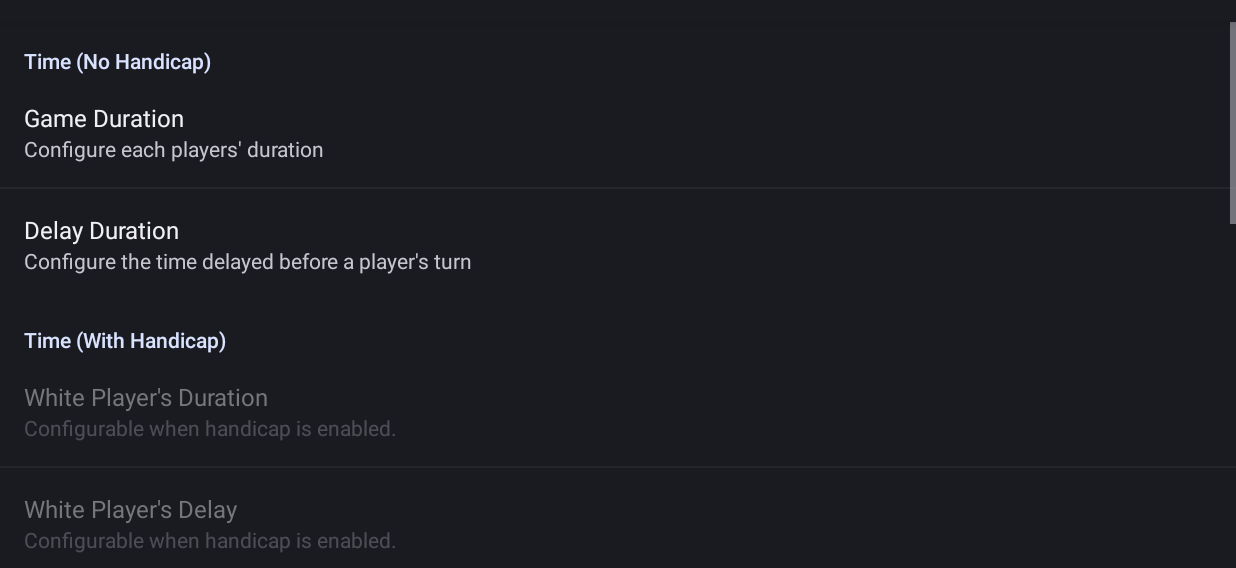
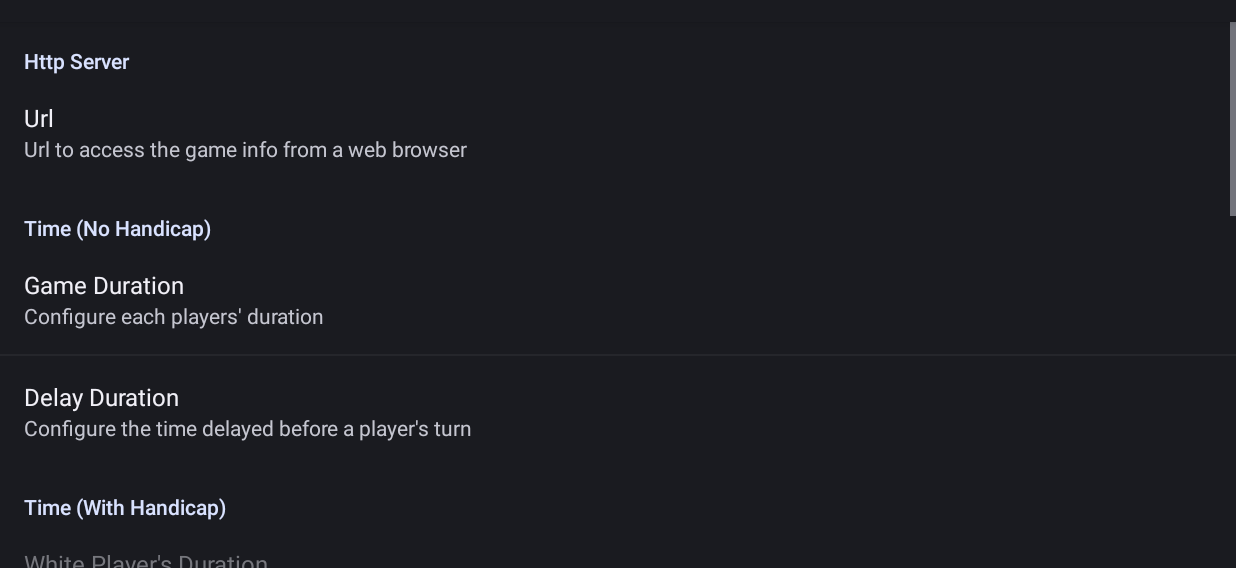
Before and after one commit to keannan5390/game-clock, an Android app: the screen it shows after launch (OptionsMenu), after a tap on "Options", on a phone screen of 824 x 412 dp (held sideways), the part 50-618 px from its top. Run offline under Robolectric (Android 15) with nearby library versions, the phone set to English and light mode, and no system bars; libraries missing offline, so code that uses them is left out: fi.iki.elonen; pictures from the network do not load; 1 statement that could not run was skipped.

Commit message:
serve game timer over http

```diff
--- a/app/src/main/AndroidManifest.xml
+++ b/app/src/main/AndroidManifest.xml
@@ -9,6 +9,11 @@ android:versionName="3.0.2" android:versionCode="12">
     <uses-sdk android:minSdkVersion="8" />
 
     <!--  Application's activities -->
+    <uses-permission android:name="android.permission.INTERNET" />
+    <uses-permission android:name="android.permission.ACCESS_NETWORK_STATE" />
+    <uses-permission android:name="android.permission.ACCESS_WIFI_STATE" />
+    <uses-permission android:name="android.permission.WRITE_EXTERNAL_STORAGE" />
+
     <application android:icon="@drawable/icon"
     android:label="@string/app_name">
 
--- a/app/src/main/java/org/brutaldamage/chessclock/MainActivity.java
+++ b/app/src/main/java/org/brutaldamage/chessclock/MainActivity.java
@@ -27,17 +27,24 @@
 package org.brutaldamage.chessclock;
 
 import android.app.Activity;
+import android.content.BroadcastReceiver;
+import android.content.Context;
 import android.content.Intent;
+import android.content.IntentFilter;
 import android.content.SharedPreferences;
 import android.graphics.Typeface;
 import android.media.AudioManager;
 import android.media.SoundPool;
+import android.net.ConnectivityManager;
+import android.net.NetworkInfo;
+import android.net.wifi.WifiManager;
 import android.os.Bundle;
 import android.preference.PreferenceManager;
 import android.support.v7.app.AppCompatActivity;
 import android.widget.TextView;
 
 import org.brutaldamage.chessclock.R;
+import org.brutaldamage.chessclock.http.AndroidHttpServer;
 import org.brutaldamage.chessclock.menus.OptionsMenu;
 import org.brutaldamage.chessclock.menus.TimersMenu;
 
@@ -88,6 +95,14 @@ public class MainActivity extends Activity {
 
         // Create sound pool
         this.setupSoundEffects();
+
+		// START WEB SERVER
+		setIpAccess();
+
+		startAndroidWebServer();
+
+		// INIT BROADCAST RECEIVER TO LISTEN NETWORK STATE CHANGED
+		initBroadcastReceiverNetworkStateChanged();
     }
 
 	/**
@@ -223,4 +238,80 @@ public class MainActivity extends Activity {
 		    mSoundID = mSoundPlayer.load(this, R.raw.snap, 1);
 		}
 	}
+
+	//region Http Server Stuff
+
+	private AndroidHttpServer androidWebServer;
+	private static boolean isStarted = false;
+	private static final int DEFAULT_PORT = 8080;
+	private BroadcastReceiver broadcastReceiverNetworkState;
+
+
+	//region Start And Stop AndroidWebServer
+	private boolean startAndroidWebServer() {
+		if (!isStarted) {
+			int port = DEFAULT_PORT;
+			try {
+				if (port == 0) {
+					throw new Exception();
+				}
+				androidWebServer = new AndroidHttpServer(port);
+				androidWebServer.start();
+				return true;
+			} catch (Exception e) {
+				e.printStackTrace();
+//				Snackbar.make(coordinatorLayout, "The PORT " + port + " doesn't work, please change it between 1000 and 9999.", Snackbar.LENGTH_LONG).show();
+			}
+		}
+		return false;
+	}
+
+	private boolean stopAndroidWebServer() {
+		if (isStarted && androidWebServer != null) {
+			androidWebServer.stop();
+			return true;
+		}
+		return false;
+	}
+
+	private void setIpAccess() {
+		String ipAddress = getIpAccess();
+		SharedPreferences preferences = PreferenceManager.getDefaultSharedPreferences(this);
+		SharedPreferences.Editor editor = preferences.edit();
+		editor.putString("httpServerUrl", ipAddress);
+		editor.commit();
+	}
+
+
+	private String getIpAccess() {
+		WifiManager wifiManager = (WifiManager) getApplicationContext().getSystemService(WIFI_SERVICE);
+		int ipAddress = wifiManager.getConnectionInfo().getIpAddress();
+		final String formatedIpAddress = String.format("%d.%d.%d.%d", (ipAddress & 0xff), (ipAddress >> 8 & 0xff), (ipAddress >> 16 & 0xff), (ipAddress >> 24 & 0xff));
+		return "http://" + formatedIpAddress + ":";
+	}
+
+	private void initBroadcastReceiverNetworkStateChanged() {
+		final IntentFilter filters = new IntentFilter();
+		filters.addAction("android.net.wifi.WIFI_STATE_CHANGED");
+		filters.addAction("android.net.wifi.STATE_CHANGE");
+		broadcastReceiverNetworkState = new BroadcastReceiver() {
+			@Override
+			public void onReceive(Context context, Intent intent) {
+				setIpAccess();
+			}
+		};
+		super.registerReceiver(broadcastReceiverNetworkState, filters);
+	}
+
+
+	public boolean isConnectedInWifi() {
+		WifiManager wifiManager = (WifiManager) getApplicationContext().getSystemService(Context.WIFI_SERVICE);
+		NetworkInfo networkInfo = ((ConnectivityManager)getApplicationContext().getSystemService(Context.CONNECTIVITY_SERVICE)).getActiveNetworkInfo();
+		if (networkInfo != null && networkInfo.isAvailable() && networkInfo.isConnected()
+				&& wifiManager.isWifiEnabled() && networkInfo.getTypeName().equals("WIFI")) {
+			return true;
+		}
+		return false;
+	}
+	//endregion
 }
--- /dev/null
+++ b/app/src/main/java/org/brutaldamage/chessclock/http/AndroidHttpServer.java
@@ -0,0 +1,42 @@
+package org.brutaldamage.chessclock.http;
+
+import org.brutaldamage.chessclock.Global;
+import org.brutaldamage.chessclock.models.GameStateModel;
+
+import java.util.Map;
+
+import fi.iki.elonen.NanoHTTPD;
+
+public class AndroidHttpServer extends NanoHTTPD {
+
+    public AndroidHttpServer (int port) {
+        super(port);
+    }
+
+    public AndroidHttpServer (String hostname, int port) {
+        super(hostname, port);
+    }
+
+    @Override
+    public Response serve(IHTTPSession session) {
+
+        String player1Time = Global.GAME_STATE.leftPlayerTime();
+        String player2Time = Global.GAME_STATE.rightPlayerTime();
+
+        String html = "<html>\n" +
+                " <meta http-equiv=\"refresh\" content=\"0.5\" />" +
+                "<body>\n" +
+                "    <div id=\"player1Info\">\n" +
+                "        <h2>Player 1</h2>\n" +
+                "        <p>Time: <span id=\"player1Time\">" + player1Time +"</span></p>\n" +
+                "    </div>\n" +
+                "    <div id=\"player2Info\">\n" +
+                "        <h2>Player 2</h2>\n" +
+                "        <p>Time: <span id=\"player2Time\">" + player2Time +"</span></p>\n" +
+                "    </div>\n" +
+                "</body>\n" +
+                "</html>";
+
+        return newFixedLengthResponse(html);
+    }
+}
--- a/app/src/main/res/values/strings.xml
+++ b/app/src/main/res/values/strings.xml
@@ -15,6 +15,10 @@
 	<string name="resumeButtonText">Resume</string>
     <string name="newGameButtonText">New Game</string>
 	<string name="optionsButtonText">Options</string>
+
+    <!-- Options strings, http url -->
+    <string name="httpPrefGroup">Http Server</string>
+    <string name="httpUrl">Url</string>
 
     <!-- Options strings, time (no handicap) -->
     <string name="timePrefGroupNoHandicap">Time (No Handicap)</string>
```
Also changed, not shown: app/src/main/res/layout/options.xml (+15 -1 lines).
